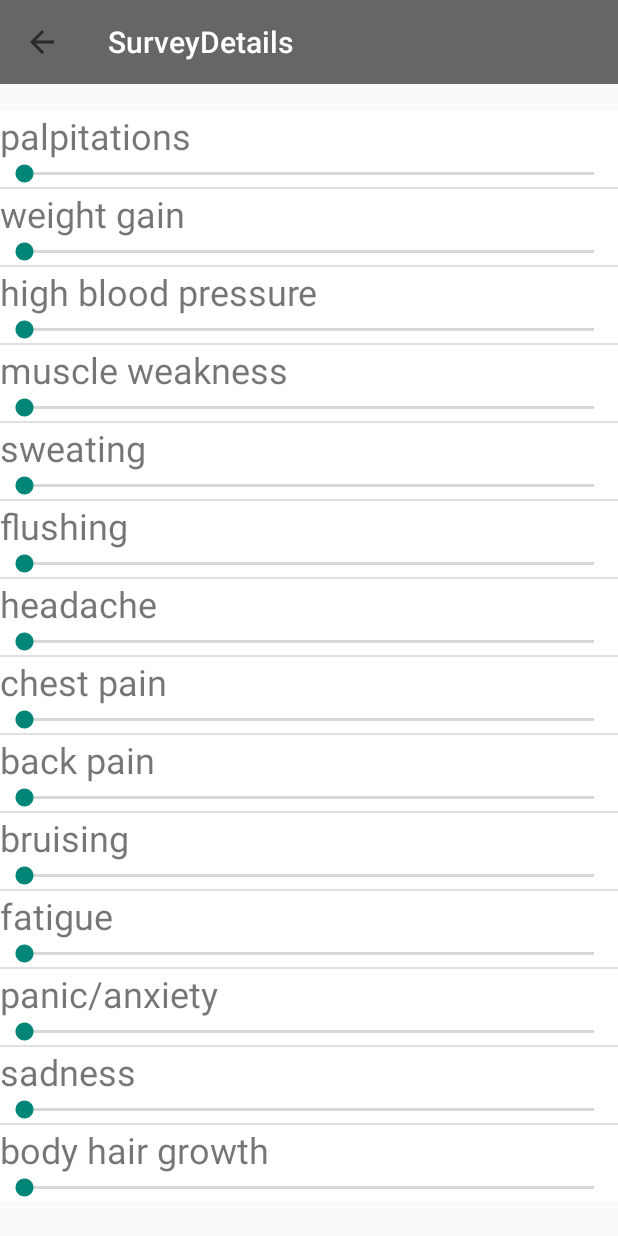
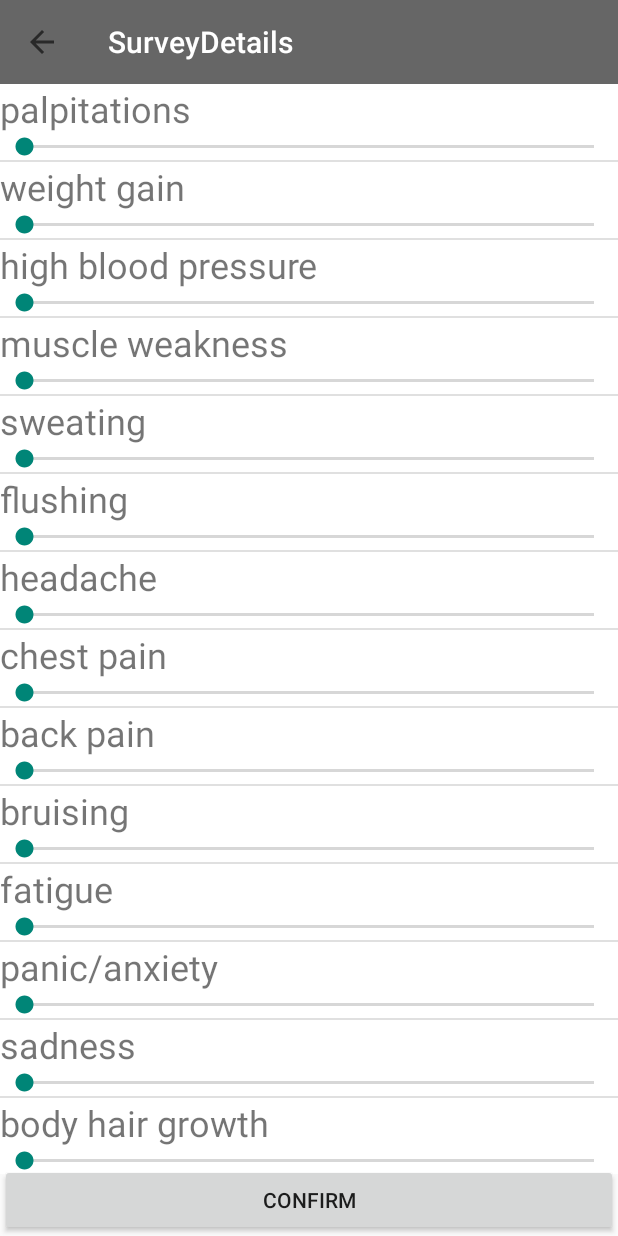
Before and after one commit to xieminjie/Prospective-evaluation-of-clinical-features-in-patients-with-adrenal-incidentalomas-ENSAT, an Android app: the SurveyDetails screen opened directly, with no data from a screen before it, on a phone screen of 412 x 824 dp. Run offline under Robolectric (Android 15) with nearby library versions, the phone set to English and light mode, and no system bars.

Commit message:
update question object array list

```diff
--- /dev/null
+++ b/ClientApp/app/src/main/assets/question.json
@@ -0,0 +1,11 @@
+{
+        "questions":[
+        {
+                "name":"a",
+                "mark":"0"
+        },
+        {
+                "name":"b",
+                "mark":"0"
+        }]
+}
--- a/ClientApp/app/src/main/java/com/example/xieminjie/clientapp/Question.java
+++ b/ClientApp/app/src/main/java/com/example/xieminjie/clientapp/Question.java
@@ -1,21 +1,45 @@
 package com.example.xieminjie.clientapp;
 
+import org.json.JSONArray;
+import org.json.JSONException;
+import org.json.JSONObject;
+
+import java.io.IOException;
+import java.io.InputStream;
 import java.util.ArrayList;
 
 /**
  * Created by xieminjie on 16/03/2016.
  */
 public class Question {
-    public String displayname;
-    public static String[] questionnames = {"palpitations","weight gain","high blood pressure","muscle weakness","sweating",
+    private String name;
+    private int mark;
+    public Question(String name,int mark){
+        this.name = name;
+        this.mark = mark;
+    }
+   public static String[] questionnames = {"palpitations","weight gain","high blood pressure","muscle weakness","sweating",
             "flushing","headache","chest pain","back pain","bruising","fatigue","panic/anxiety","sadness","body hair growth"};
-    public Question(String displayname){
-        this.displayname = displayname;
+
+    public String getName() {
+        return name;
     }
-    public static ArrayList<Question> getQuestions(){
+
+    public void setName(String name) {
+        this.name = name;
+    }
+
+    public int getMark() {
+        return mark;
+    }
+
+    public void setMark(int mark) {
+        this.mark = mark;
+    }
+   public static ArrayList<Question> getQuestions(){
         ArrayList<Question> questions = new ArrayList<Question>();
         for(int i=0;i<questionnames.length;i++){
-            questions.add(new Question(questionnames[i]));
+            questions.add(new Question(questionnames[i],0));
         }
         return questions;
     }
--- a/ClientApp/app/src/main/java/com/example/xieminjie/clientapp/QuestionAdapter.java
+++ b/ClientApp/app/src/main/java/com/example/xieminjie/clientapp/QuestionAdapter.java
@@ -7,9 +7,12 @@ import android.view.LayoutInflater;
 import android.view.View;
 import android.view.ViewGroup;
 import android.widget.ArrayAdapter;
+import android.widget.Button;
 import android.widget.SeekBar;
 import android.widget.TextView;
 
+import java.io.IOException;
+import java.io.InputStream;
 import java.util.ArrayList;
 
 /**
@@ -22,18 +25,20 @@ public class QuestionAdapter extends ArrayAdapter<Question> {
     }
     @Override
     public View getView(int position, View convertView, ViewGroup parent) {
-        Question question = getItem(position);
+        final Question question = getItem(position);
         if (convertView == null) {
             convertView = LayoutInflater.from(getContext()).inflate(R.layout.question_cell, parent, false);
         }
         TextView questionName = (TextView) convertView.findViewById(R.id.question_name);
-        questionName.setText(question.displayname);
+        questionName.setText(question.getName());
         SeekBar seekBar = (SeekBar)convertView.findViewById(R.id.question_seekbar);
         seekBar.setOnSeekBarChangeListener(new SeekBar.OnSeekBarChangeListener() {
             int progress = 0;
+
             @Override
             public void onProgressChanged(SeekBar seekBar, int i, boolean b) {
                 progress = i;
+                question.setMark(i);
             }
 
             @Override
--- a/ClientApp/app/src/main/java/com/example/xieminjie/clientapp/SurveyDetails.java
+++ b/ClientApp/app/src/main/java/com/example/xieminjie/clientapp/SurveyDetails.java
@@ -4,34 +4,41 @@ import android.graphics.Color;
 import android.os.Bundle;
 import android.support.v7.app.AppCompatActivity;
 import android.support.v7.widget.Toolbar;
+import android.util.Log;
 import android.view.MenuItem;
+import android.view.View;
+import android.widget.Button;
 import android.widget.ListView;
+
+import com.google.gson.Gson;
 
 import java.util.ArrayList;
 
 public class SurveyDetails extends AppCompatActivity {
     private Toolbar toolbar;
-    public Message message;
     public static final String TAG="myActivity";
+    private Button sendBtn;
     @Override
     protected void onCreate(Bundle savedInstanceState) {
         super.onCreate(savedInstanceState);
         setContentView(R.layout.activity_survey_details);
-        message = new Message(true,0);
         initInterface();
+        sendBtn.setOnClickListener(new View.OnClickListener() {
+            public void onClick(View view) {
+                Log.d(TAG,"send data");
+            }
+        });
     }
     private void initInterface(){
-
         toolbar = (Toolbar)findViewById(R.id.navbar);
         setSupportActionBar(toolbar);
         getSupportActionBar().setDisplayHomeAsUpEnabled(true);
         toolbar.setTitleTextColor(Color.WHITE);
-        message = new Message(true,1);
         ArrayList<Question> questions = Question.getQuestions();
         QuestionAdapter adapter = new QuestionAdapter(this,questions);
         ListView listView = (ListView)findViewById(R.id.question_listView);
         listView.setAdapter(adapter);
-
+        sendBtn = (Button)findViewById(R.id.question_btn);
     }
     @Override
     public boolean onOptionsItemSelected(MenuItem item) {
--- a/ClientApp/app/src/main/res/layout/activity_survey_details.xml
+++ b/ClientApp/app/src/main/res/layout/activity_survey_details.xml
@@ -5,12 +5,19 @@
     tools:context="com.example.xieminjie.clientapp.SurveyDetails">
     <include android:id="@+id/navbar"
         layout="@layout/nav_bar"/>
+    <Button
+        android:layout_width="fill_parent"
+        android:layout_height="wrap_content"
+        android:text="Confirm"
+        android:id="@+id/question_btn"
+        android:layout_alignParentBottom="true"/>
     <ListView
-        android:layout_width="wrap_content"
+        android:layout_width="fill_parent"
         android:layout_height="wrap_content"
         android:id="@+id/question_listView"
         android:background="#ffffff"
-        android:layout_marginTop="18dp"
+        android:layout_marginBottom="40dp"
         android:layout_below="@+id/navbar">
     </ListView>
+
 </RelativeLayout>
```
